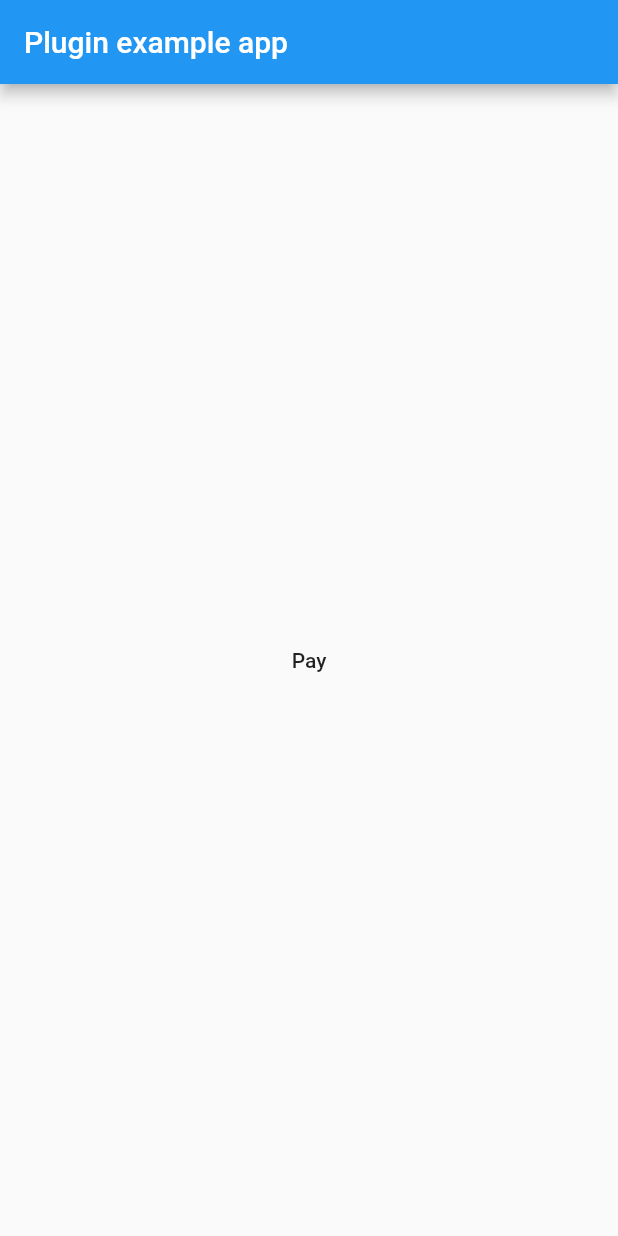
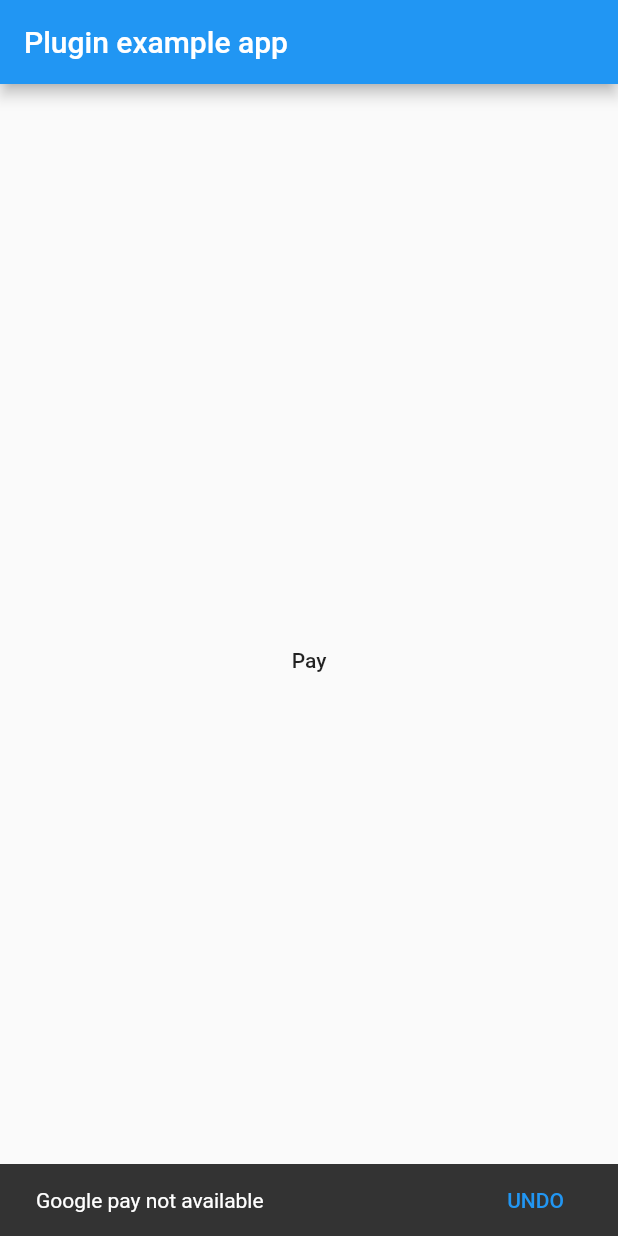
Before and after one commit to LeonidVeremchuk/flutter-google-pay, a Flutter app: the screen it shows after launch, after a tap on "Pay", on a phone screen of 412 x 824 dp. Run offline on Flutter 3.47's test engine with Material 2 defaults, Android fonts, the phone set to English and light mode, and no system bars.

Commit message:
* Fix bug with payment result. Added environment pros. Sample update

```diff
--- a/example/lib/main.dart
+++ b/example/lib/main.dart
@@ -9,30 +9,33 @@ class MyApp extends StatefulWidget {
 }
 
 class _MyAppState extends State<MyApp> {
+  BuildContext scaffoldContext;
+
   @override
   void initState() {
     super.initState();
   }
 
   _makePayment() async {
-    if (!(await FlutterGooglePay.isAvailable())) {
-      _showToast(context, 'Google pay not available');
+    if (!(await FlutterGooglePay.isAvailable('test'))) {
+      _showToast(scaffoldContext, 'Google pay not available');
     } else {
       bool customData = false;
 
       if (!customData) {
         PaymentItem pm = PaymentItem(
+            stripeToken: 'pk_test_1IV5H8NyhgGYOeK6vYV3Qw8f',
+            stripeVersion: "2018-11-08",
             currencyCode: "usd",
-            amount: "1",
-            gateway: 'stripe',
-            environment: 'test');
+            amount: "0.10",
+            gateway: 'stripe');
 
         FlutterGooglePay.makePayment(pm).then((Result result) {
           if (result.status == ResultStatus.SUCCESS) {
-            //Success!
+            _showToast(scaffoldContext, 'Success');
           }
-        }).catchError((error) {
-          //unresolved error
+        }).catchError((dynamic error) {
+          _showToast(scaffoldContext, error.toString());
         });
       } else {
         //or
@@ -52,16 +55,17 @@ class _MyAppState extends State<MyApp> {
   Widget build(BuildContext context) {
     return MaterialApp(
       home: Scaffold(
-        appBar: AppBar(
-          title: const Text('Plugin example app'),
-        ),
-        body: Center(
-          child: FlatButton(
-            onPressed: _makePayment,
-            child: Text('Pay'),
+          appBar: AppBar(
+            title: const Text('Plugin example app'),
           ),
-        ),
-      ),
+          body: Builder(builder: (context) {
+            scaffoldContext = context;
+            return Center(
+                child: FlatButton(
+              onPressed: _makePayment,
+              child: Text('Pay'),
+            ));
+          })),
     );
   }
 
--- a/lib/flutter_google_pay.dart
+++ b/lib/flutter_google_pay.dart
@@ -1,4 +1,5 @@
 import "dart:async";
+import 'dart:convert';
 import "dart:io";
 
 import 'package:flutter/foundation.dart';
@@ -17,21 +18,26 @@ class FlutterGooglePay {
   }
 
   static Future<Result> _call(String methodName, dynamic data) async {
-    await _channel.invokeMethod(methodName, data).then((dynamic data) {
+    Result result =
+        await _channel.invokeMethod(methodName, data).then((dynamic data) {
       return _parseResult(data);
     }).catchError((dynamic error) {
       return Result(
           error?.toString() ?? 'unknow error', null, ResultStatus.ERROR);
     });
+    if (result != null) {
+      return result;
+    }
     return Result('unknow', null, ResultStatus.UNKNOWN);
   }
 
-  static Future<bool> isAvailable() async {
+  static Future<bool> isAvailable(String environment) async {
     if (!Platform.isAndroid) {
       return false;
     }
     try {
-      Map map = await _channel.invokeMethod("is_available");
+      Map map = await _channel
+          .invokeMethod("is_available", {"environment": environment});
       return map['isAvailable'];
     } catch (error) {
       return false;
@@ -42,6 +48,9 @@ class FlutterGooglePay {
     var error = map['error'];
     var status = map['status'];
     var result = map['result'];
+    if (result != null) {
+      result = json.decode(result);
+    }
 
     ResultStatus resultStatus;
 
@@ -64,15 +73,13 @@ class PaymentItem {
   String gateway;
   String stripeToken;
   String stripeVersion;
-  String environment;
 
   PaymentItem(
       {@required this.currencyCode,
       @required this.amount,
       @required this.gateway,
       this.stripeToken,
-      this.stripeVersion,
-      this.environment});
+      this.stripeVersion});
 
   Map toMap() {
     Map args = Map();
@@ -102,7 +109,7 @@ enum ResultStatus {
 
 class Result {
   String error;
-  String data;
+  Map data;
   ResultStatus status;
 
   Result(this.error, this.data, this.status);
--- a/pubspec.yaml
+++ b/pubspec.yaml
@@ -1,6 +1,6 @@
 name: flutter_google_pay
 description: Porting of Google Pay (a digital wallet platform and online payment system) to Flutter.
-version: 0.1.2+1
+version: 0.1.3
 author: Leonid Veremchuk<leonid.veremchuk@gmail.com>
 homepage: https://github.com/LeonidVeremchuk
 
```
Also changed, not shown: 3 other files.
